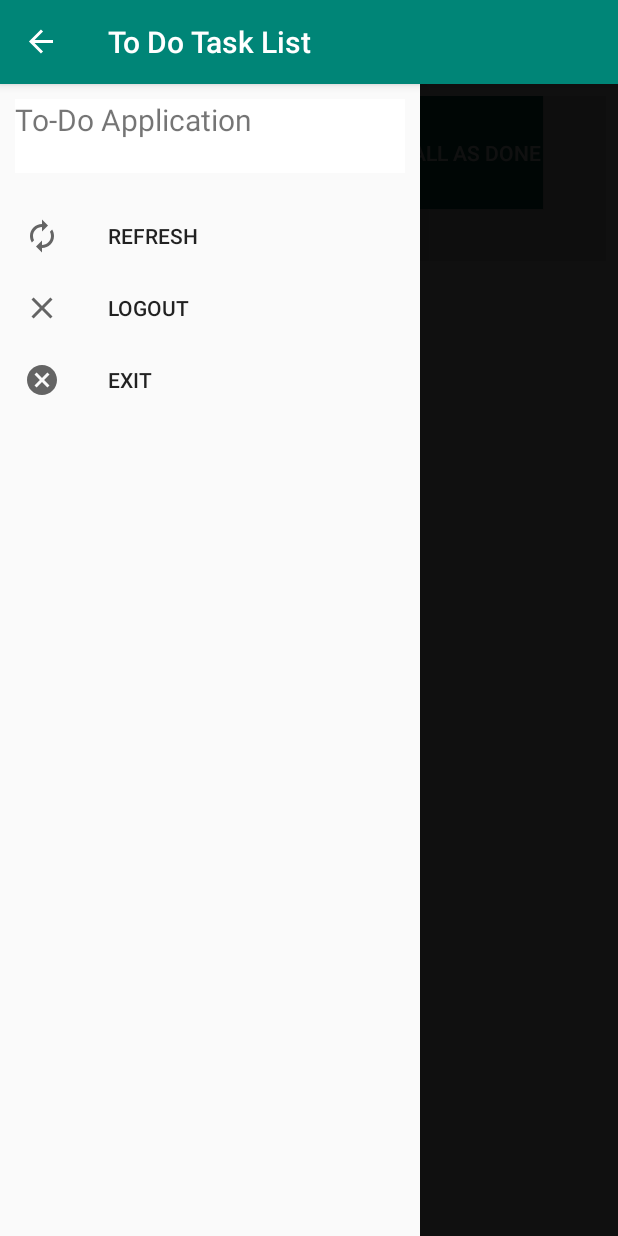
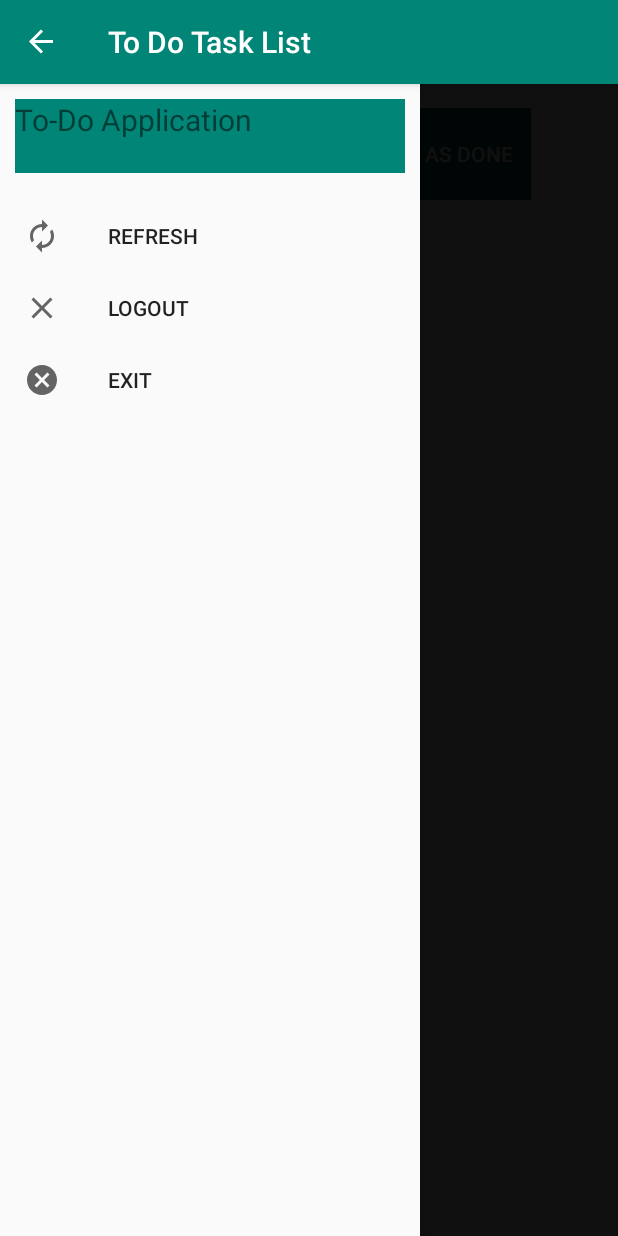
Before and after one commit to kaustuvnandy/ToDoAppProject, an Android app: the ToDoTaskList screen opened directly, with no data from a screen before it, with the side drawer open, on a phone screen of 412 x 824 dp. Run offline under Robolectric (Android 15) with nearby library versions, the phone set to English and light mode, and no system bars; libraries missing offline, so code that uses them is left out: io.realm; 4 statements that could not run were skipped.

Commit message:
Color Bug Fixed

```diff
--- a/ToDoApp/app/src/main/res/layout/activity_create_to_do_task.xml
+++ b/ToDoApp/app/src/main/res/layout/activity_create_to_do_task.xml
@@ -149,7 +149,7 @@
         android:background="@color/colorPrimaryDark"
         android:onClick="onClickSaveTask"
         android:text="Save Task"
-        android:textColor="@color/colorAccent"
+        android:textColor="@android:color/white"
         app:layout_constraintBottom_toBottomOf="parent"
         app:layout_constraintEnd_toEndOf="parent"
         app:layout_constraintHorizontal_bias="0.0"
@@ -168,7 +168,7 @@
         android:background="@color/colorPrimaryDark"
         android:onClick="onClickDiscardTask"
         android:text="Discard Task"
-        android:textColor="@color/colorAccent"
+        android:textColor="@android:color/white"
         app:layout_constraintBottom_toBottomOf="parent"
         app:layout_constraintEnd_toEndOf="parent"
         app:layout_constraintHorizontal_bias="0.868"
--- a/ToDoApp/app/src/main/res/layout/activity_login.xml
+++ b/ToDoApp/app/src/main/res/layout/activity_login.xml
@@ -122,7 +122,7 @@
         android:onClick="onClickLogin"
         android:text="Sign In"
         android:textAlignment="center"
-        android:textColor="@color/colorAccent"
+        android:textColor="@android:color/white"
         android:textSize="20sp"
         app:layout_constraintBottom_toBottomOf="parent"
         app:layout_constraintEnd_toEndOf="parent"
@@ -143,7 +143,7 @@
         android:onClick="onClickSignUp"
         android:text="Sign Up"
         android:textAlignment="center"
-        android:textColor="@color/colorAccent"
+        android:textColor="@android:color/white"
         android:textSize="20sp"
         app:layout_constraintBottom_toBottomOf="parent"
         app:layout_constraintEnd_toEndOf="parent"
--- a/ToDoApp/app/src/main/res/layout/activity_sign_up.xml
+++ b/ToDoApp/app/src/main/res/layout/activity_sign_up.xml
@@ -107,7 +107,7 @@
         android:onClick="onButtonPressed"
         android:text="Sign Up"
         android:textAlignment="center"
-        android:textColor="@color/colorAccent"
+        android:textColor="@android:color/white"
         android:textSize="20sp"
         app:layout_constraintBottom_toBottomOf="parent"
         app:layout_constraintEnd_toEndOf="parent"
@@ -162,7 +162,7 @@
         android:background="@color/colorPrimaryDark"
         android:onClick="onPressLoginPage"
         android:text="Login Page"
-        android:textColor="@color/colorAccent"
+        android:textColor="@android:color/white"
         android:textSize="20sp"
         app:layout_constraintBottom_toBottomOf="parent"
         app:layout_constraintEnd_toEndOf="parent"
--- a/ToDoApp/app/src/main/res/layout/activity_to_do_task_list.xml
+++ b/ToDoApp/app/src/main/res/layout/activity_to_do_task_list.xml
@@ -15,31 +15,35 @@
         android:layout_marginTop="8dp"
         android:layout_marginEnd="8dp"
         android:layout_marginBottom="650dp"
-        android:background="#A6D3D3D3">
+        android:background="@android:color/white">
 
         <Button
             android:id="@+id/create_task"
-            android:layout_width="130dp"
-            android:layout_height="75dp"
-            android:layout_marginStart="60dp"
+            android:layout_width="134dp"
+            android:layout_height="61dp"
+            android:layout_marginStart="44dp"
+            android:layout_marginTop="8dp"
             android:layout_marginEnd="8dp"
+            android:layout_marginBottom="4dp"
             android:background="@color/colorPrimaryDark"
             android:onClick="onClickCreateTask"
             android:text="Create Task"
             android:textAlignment="center"
-            android:textColor="@color/colorAccent" />
+            android:textColor="@android:color/white" />
 
         <Button
             android:id="@+id/all_done"
-            android:layout_width="130dp"
-            android:layout_height="75dp"
-            android:layout_marginStart="26dp"
-            android:layout_marginEnd="52dp"
+            android:layout_width="152dp"
+            android:layout_height="61dp"
+            android:layout_marginStart="8dp"
+            android:layout_marginTop="8dp"
+            android:layout_marginEnd="8dp"
+            android:layout_marginBottom="4dp"
             android:background="@color/colorPrimaryDark"
             android:onClick="onClickMarkAllDone"
             android:text="Mark All As Done"
             android:textAlignment="center"
-            android:textColor="@color/colorAccent" />
+            android:textColor="@android:color/white" />
 
     </LinearLayout>
 
--- a/ToDoApp/app/src/main/res/values/colors.xml
+++ b/ToDoApp/app/src/main/res/values/colors.xml
@@ -2,5 +2,5 @@
 <resources>
     <color name="colorPrimary">#008577</color>
     <color name="colorPrimaryDark">#00574B</color>
-    <color name="colorAccent">#FFFFFF</color>
+    <color name="colorAccent">#008577</color>
 </resources>
```
